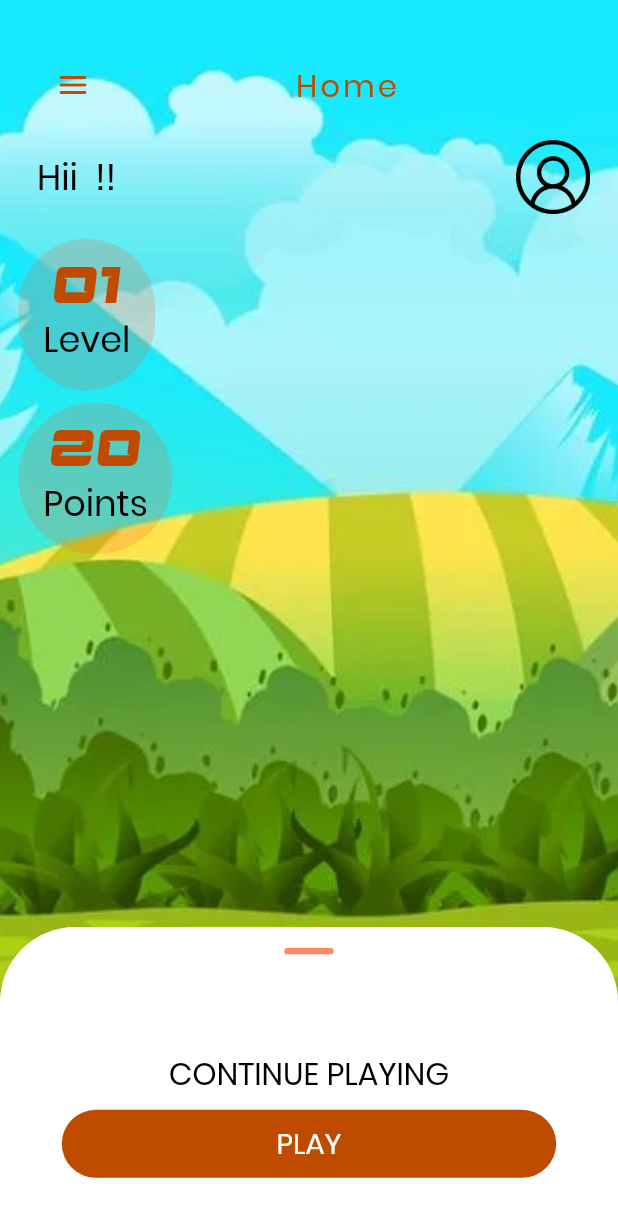
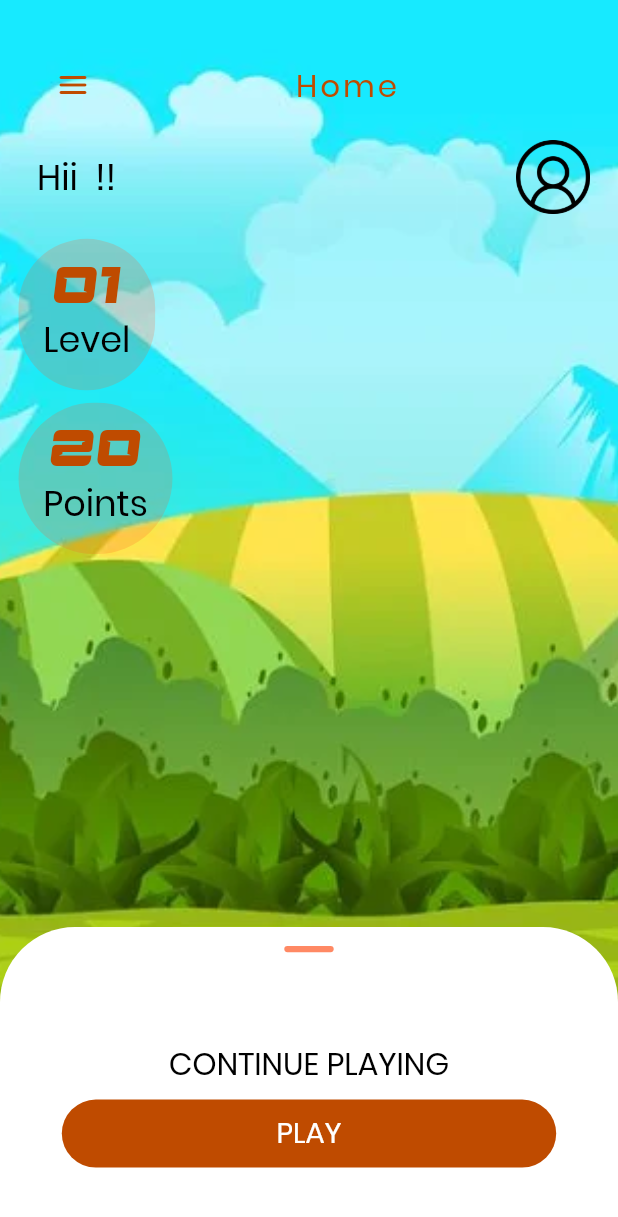
Before and after one commit to Jayfablead/jicksawapp, a Flutter app: the mainpage2 screen opened directly, on a phone screen of 412 x 824 dp. Shown: the top 1217 px of the screen. Run offline on Flutter 3.47's test engine with Material 2 defaults, Android fonts, the light colour scheme and no system bars; drawn by our look-alikes of cached_network_image; our stand-ins replace carousel_slider, connectivity, equatable, flip_card, flutter_colorpicker, get and 6 more; missing offline and left inert: model_viewer_plus, panara_dialogs, shake; accounts and stored records are empty; network calls fail; project files that could hold a hidden picture were left out.

Commit message:
change 26-05

```diff
--- a/lib/Screen/mainpage2.dart
+++ b/lib/Screen/mainpage2.dart
@@ -246,7 +246,7 @@ class _mainpage2State extends State<mainpage2> {
                               ),
                             ),
                             SizedBox(height:1.h),
-                            Container(margin: EdgeInsets.only(bottom: 3.h),
+                            Container(margin: EdgeInsets.only(bottom: 4.h),
                               child: Column(
                                 children: [
                                   Text(
```
